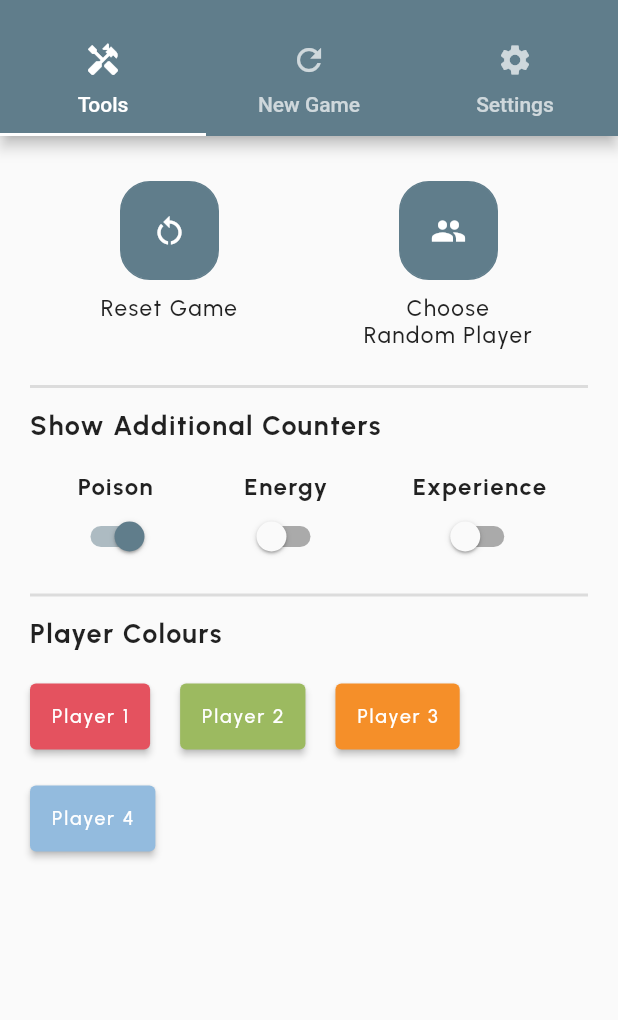
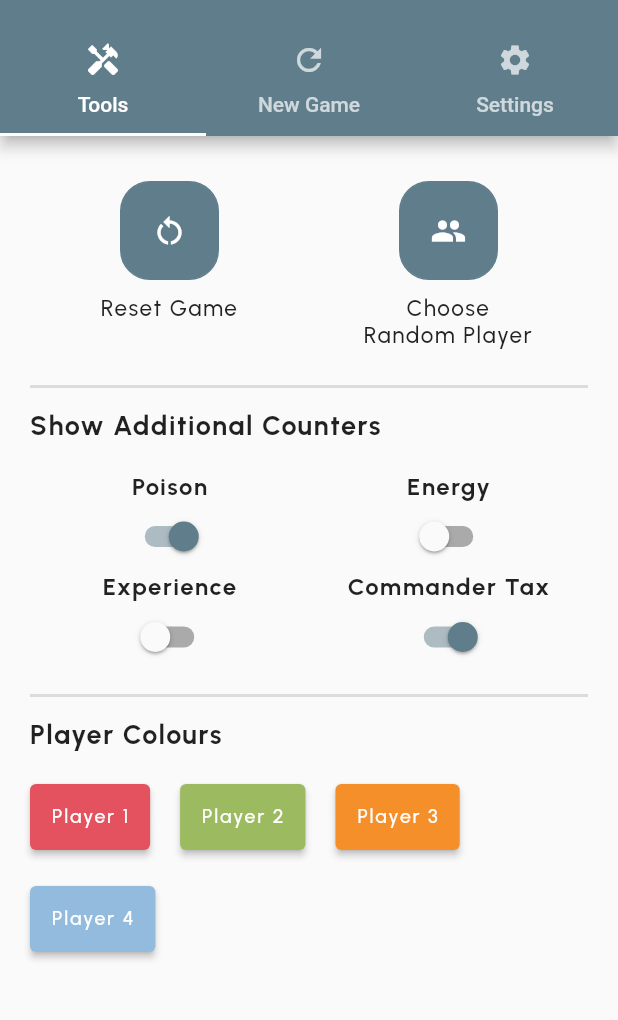
Before and after one commit to birkoss/mtg-tracker, a Flutter app: the screen it shows after launch, after a tap on the "menu" icon, on a phone screen of 412 x 824 dp, the part 59-1079 px from its top. Run offline on Flutter 3.47's test engine with Material 2 defaults, Android fonts, the phone set to English and light mode, and no system bars; our stand-ins replace flutter_svg, google_fonts, shared_preferences, wakelock.

Commit message:
Added Commander Tax as a tracker

```diff
--- a/lib/providers/player.dart
+++ b/lib/providers/player.dart
@@ -36,6 +36,12 @@ class Player with ChangeNotifier {
     _experience = max(0, min(newExperience, 99));
   }
 
+  int _commanderTax = 0;
+  int get commanderTax => _commanderTax;
+  set commanderTax(int newCommanderTax) {
+    _commanderTax = max(0, min(newCommanderTax, 99));
+  }
+
   int totalCommanders = 1;
 
   Player({
@@ -50,6 +56,7 @@ class Player with ChangeNotifier {
     health = startingLives;
     poison = 0;
     totalCommanders = 1;
+    commanderTax = 0;
   }
 
   Color getColor(bool isDarkTheme) {
--- a/lib/providers/setting.dart
+++ b/lib/providers/setting.dart
@@ -34,11 +34,20 @@ class SettingNotifier extends ChangeNotifier {
   bool _showExperienceCounter = false;
   bool get showExperienceCounter => _showExperienceCounter;
 
+  bool _showCommanderTax = false;
+  bool get showCommanderTax => _showCommanderTax;
+
   final List<Color> _colors = [];
   List<Color> get colors => _colors;
 
   SettingNotifier() {
     _load();
+  }
+
+  void toggleCommanderTax() {
+    _showCommanderTax = !_showCommanderTax;
+    save();
+    notifyListeners();
   }
 
   void togglePoisonCounter() {
@@ -111,6 +120,7 @@ class SettingNotifier extends ChangeNotifier {
     _showEnergyCounter = _pref!.getBool("SHOW_ENERGY_COUNTER") ?? false;
     _showExperienceCounter = _pref!.getBool("SHOW_EXPERIENCE_COUNTER") ?? false;
     _showPoisonCounter = _pref!.getBool("SHOW_POISON_COUNTER") ?? true;
+    _showCommanderTax = _pref!.getBool("SHOW_COMMANDER_TAX") ?? true;
 
     _isSimpleMode = _pref!.getBool("IS_SIMPLE_MODE") ?? false;
 
@@ -147,6 +157,7 @@ class SettingNotifier extends ChangeNotifier {
     _pref!.setBool("SHOW_ENERGY_COUNTER", _showEnergyCounter);
     _pref!.setBool("SHOW_EXPERIENCE_COUNTER", _showExperienceCounter);
     _pref!.setBool("SHOW_POISON_COUNTER", _showPoisonCounter);
+    _pref!.setBool("SHOW_COMMANDER_TAX", _showCommanderTax);
 
     _pref!.setBool("IS_SIMPLE_MODE", _isSimpleMode);
 
--- a/lib/screens/setting.dart
+++ b/lib/screens/setting.dart
@@ -184,9 +184,11 @@ class _SettingScreenState extends State<SettingScreen> {
                     ),
                     const SizedBox(height: 20),
                     Row(
-                      mainAxisAlignment: MainAxisAlignment.spaceAround,
+                      mainAxisAlignment: MainAxisAlignment.spaceBetween,
                       children: [
-                        Column(
+                        Expanded(
+                          flex: 1,
+                          child: Column(
                             children: [
                               Text(
                                 "Poison",
@@ -201,7 +203,10 @@ class _SettingScreenState extends State<SettingScreen> {
                               ),
                             ],
                           ),
-                        Column(
+                        ),
+                        Expanded(
+                          flex: 1,
+                          child: Column(
                             children: [
                               Text(
                                 "Energy",
@@ -216,7 +221,15 @@ class _SettingScreenState extends State<SettingScreen> {
                               ),
                             ],
                           ),
-                        Column(
+                        ),
+                      ],
+                    ),
+                    Row(
+                      mainAxisAlignment: MainAxisAlignment.spaceBetween,
+                      children: [
+                        Expanded(
+                          flex: 1,
+                          child: Column(
                             children: [
                               Text(
                                 "Experience",
@@ -230,6 +243,25 @@ class _SettingScreenState extends State<SettingScreen> {
                                 },
                               ),
                             ],
+                          ),
+                        ),
+                        Expanded(
+                          flex: 1,
+                          child: Column(
+                            children: [
+                              Text(
+                                "Commander Tax",
+                                textAlign: TextAlign.start,
+                                style: Theme.of(context).textTheme.bodyText1,
+                              ),
+                              Switch(
+                                value: setting.showCommanderTax,
+                                onChanged: (bool value) {
+                                  setting.toggleCommanderTax();
+                                },
+                              ),
+                            ],
+                          ),
                         )
                       ],
                     ),
--- a/lib/widgets/boxes/player/player_box_panel.dart
+++ b/lib/widgets/boxes/player/player_box_panel.dart
@@ -16,6 +16,7 @@ enum PanelBoxType {
   poison,
   energy,
   experience,
+  commanderTax,
 }
 
 class PanelBoxPanel extends StatefulWidget {
@@ -53,6 +54,9 @@ class _PanelBoxPanelState extends State<PanelBoxPanel> {
       case PanelBoxType.poison:
         icon = "poison";
         break;
+      case PanelBoxType.commanderTax:
+        icon = "commander";
+        break;
       default:
         icon = "health";
         break;
@@ -77,6 +81,9 @@ class _PanelBoxPanelState extends State<PanelBoxPanel> {
         break;
       case PanelBoxType.poison:
         label = "Poison";
+        break;
+      case PanelBoxType.commanderTax:
+        label = "Commander Tax";
         break;
       default:
         label = "";
@@ -299,6 +306,50 @@ class _PanelBoxPanelState extends State<PanelBoxPanel> {
       );
     }
 
+    if (context.read<SettingNotifier>().showCommanderTax) {
+      trackers.add(
+        PressableButton(
+          isVisible: true,
+          isActive: (_selectedBoxType == PanelBoxType.commanderTax),
+          inactiveWidget: player.commanderTax == 0
+              ? const Icon(
+                  MtgIcons.commander,
+                  color: Colors.white,
+                )
+              : Stack(
+                  alignment: Alignment.centerLeft,
+                  children: [
+                    const Icon(
+                      MtgIcons.commander,
+                      size: 16,
+                      color: Colors.white30,
+                    ),
+                    Align(
+                      alignment: Alignment.centerRight,
+                      child: Text(
+                        player.commanderTax.toString(),
+                        textAlign: TextAlign.center,
+                        style: Theme.of(context)
+                            .textTheme
+                            .headline1!
+                            .copyWith(fontSize: 20),
+                      ),
+                    ),
+                  ],
+                ),
+          activeColor: Colors.white,
+          onToggle: () {
+            setState(() {
+              _selectedCommander = [-1, 0];
+              _selectedBoxType = _selectedBoxType == PanelBoxType.commanderTax
+                  ? PanelBoxType.normal
+                  : PanelBoxType.commanderTax;
+            });
+          },
+        ),
+      );
+    }
+
     for (int i = 0; i < trackers.length; i++) {
       for (int j = list.length - 1; j >= 0; j--) {
         if (list[j] == null) {
@@ -365,6 +416,9 @@ class _PanelBoxPanelState extends State<PanelBoxPanel> {
       case PanelBoxType.poison:
         value = player.poison.toString();
         break;
+      case PanelBoxType.commanderTax:
+        value = player.commanderTax.toString();
+        break;
       default:
         value = player.health.toString();
         break;
@@ -412,6 +466,9 @@ class _PanelBoxPanelState extends State<PanelBoxPanel> {
         }
 
         player.poison += modifier;
+        break;
+      case PanelBoxType.commanderTax:
+        player.commanderTax += modifier;
         break;
       default:
         player.health += modifier;
--- a/pubspec.yaml
+++ b/pubspec.yaml
@@ -15,7 +15,7 @@ publish_to: 'none' # Remove this line if you wish to publish to pub.dev
 # In iOS, build-name is used as CFBundleShortVersionString while build-number used as CFBundleVersion.
 # Read more about iOS versioning at
 # https://developer.apple.com/library/archive/documentation/General/Reference/InfoPlistKeyReference/Articles/CoreFoundationKeys.html
-version: 1.0.9+16
+version: 1.0.9+17
 
 environment:
   sdk: ">=2.12.0 <3.0.0"
```
Lines whose indentation alone changed are shown as unchanged.
